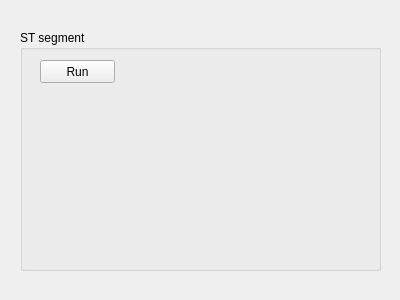
KuleszIB/EcgAppCore, file EcgApplicationCore/View/st_segment_gui.ui: the form before one commit.
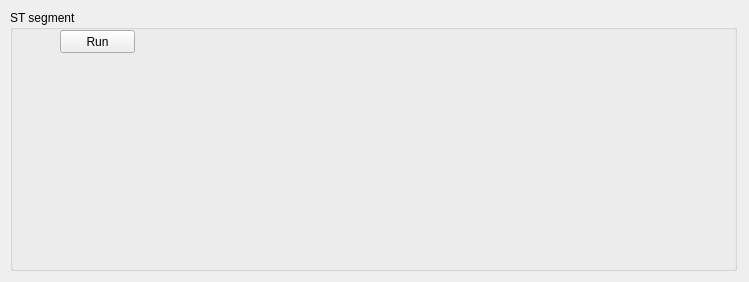
The form after the commit.

```diff
--- a/EcgApplicationCore/View/st_segment_gui.ui
+++ b/EcgApplicationCore/View/st_segment_gui.ui
@@ -6,8 +6,8 @@
    <rect>
     <x>0</x>
     <y>0</y>
-    <width>400</width>
-    <height>300</height>
+    <width>749</width>
+    <height>282</height>
    </rect>
   </property>
   <property name="windowTitle">
@@ -16,10 +16,10 @@
   <widget class="QGroupBox" name="groupBox_STSegment">
    <property name="geometry">
     <rect>
-     <x>20</x>
-     <y>30</y>
-     <width>361</width>
-     <height>241</height>
+     <x>10</x>
+     <y>10</y>
+     <width>727</width>
+     <height>261</height>
     </rect>
    </property>
    <property name="title">
@@ -28,8 +28,8 @@
    <widget class="QPushButton" name="pushButton">
     <property name="geometry">
      <rect>
-      <x>20</x>
-      <y>30</y>
+      <x>50</x>
+      <y>20</y>
       <width>75</width>
       <height>23</height>
      </rect>
@@ -38,6 +38,16 @@
      <string>Run</string>
     </property>
    </widget>
+   <widget class="QWidget" name="ecgPlot" native="true">
+    <property name="geometry">
+     <rect>
+      <x>220</x>
+      <y>10</y>
+      <width>311</width>
+      <height>241</height>
+     </rect>
+    </property>
+   </widget>
   </widget>
  </widget>
  <resources/>
```
Left out of the diff: 2 changed lines with no effect on the pictures.
